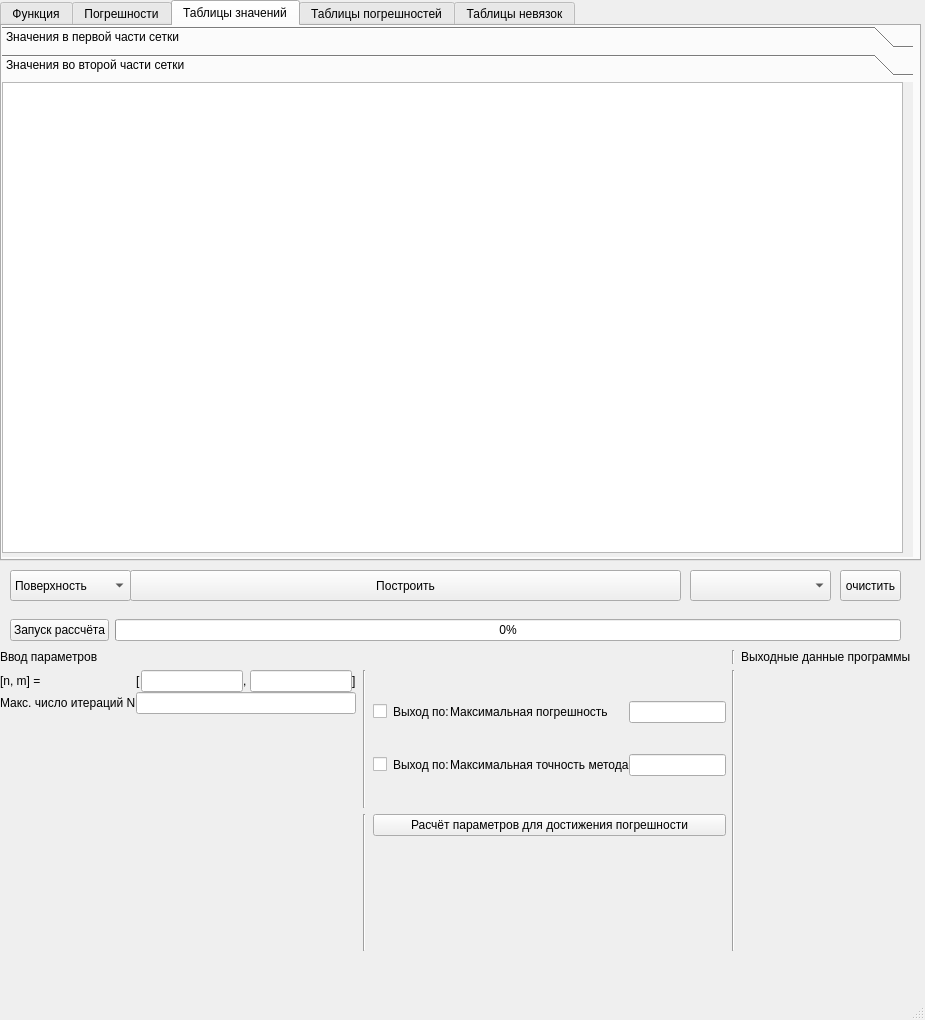
Eisim/NM_lab_Simp_Iter_Method, file UI/MainWindow.ui: the form before one commit.
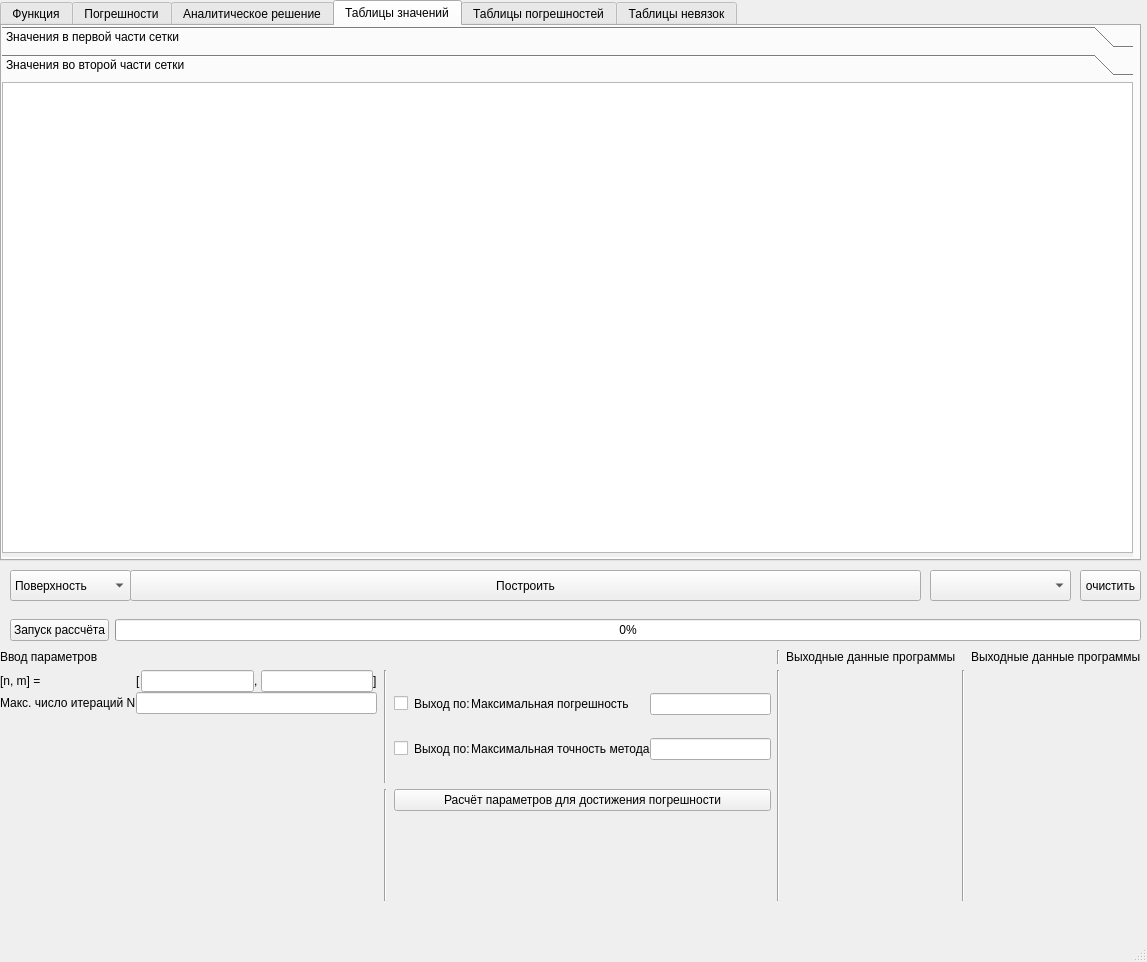
The form after the commit. The open tabs and pages were chosen to show the change.

```diff
--- a/UI/MainWindow.ui
+++ b/UI/MainWindow.ui
@@ -6,8 +6,8 @@
    <rect>
     <x>0</x>
     <y>0</y>
-    <width>925</width>
-    <height>1020</height>
+    <width>1147</width>
+    <height>962</height>
    </rect>
   </property>
   <property name="windowTitle">
@@ -19,8 +19,8 @@
      <rect>
       <x>0</x>
       <y>650</y>
-      <width>911</width>
-      <height>301</height>
+      <width>1141</width>
+      <height>251</height>
      </rect>
     </property>
     <property name="autoFillBackground">
@@ -29,7 +29,27 @@
     <property name="styleSheet">
      <string notr="true">border-color: rgb(113, 113, 113);</string>
     </property>
-    <layout class="QGridLayout" name="information_layout" columnstretch="1,0,0">
+    <layout class="QGridLayout" name="information_layout" columnstretch="1,0,0,0,0">
+     <item row="1" column="4">
+      <layout class="QVBoxLayout" name="verticalLayout_3">
+       <item>
+        <layout class="QVBoxLayout" name="extra_info_layout_2"/>
+       </item>
+       <item>
+        <spacer name="verticalSpacer_5">
+         <property name="orientation">
+          <enum>Qt::Vertical</enum>
+         </property>
+         <property name="sizeHint" stdset="0">
+          <size>
+           <width>20</width>
+           <height>40</height>
+          </size>
+         </property>
+        </spacer>
+       </item>
+      </layout>
+     </item>
      <item row="0" column="0">
       <widget class="QLabel" name="label_7">
        <property name="text">
@@ -37,13 +57,6 @@
        </property>
       </widget>
      </item>
-     <item row="0" column="2">
-      <widget class="QLabel" name="label_10">
-       <property name="text">
-        <string>Выходные данные программы</string>
-       </property>
-      </widget>
-     </item>
      <item row="1" column="1">
       <widget class="Line" name="line">
        <property name="orientation">
@@ -58,6 +71,13 @@
        </property>
       </widget>
      </item>
+     <item row="0" column="2">
+      <widget class="QLabel" name="label_10">
+       <property name="text">
+        <string>Выходные данные программы</string>
+       </property>
+      </widget>
+     </item>
      <item row="1" column="0">
       <layout class="QGridLayout" name="gridLayout">
        <property name="horizontalSpacing">
@@ -199,17 +219,21 @@
           </widget>
          </item>
          <item>
-          <spacer name="verticalSpacer_2">
-           <property name="orientation">
-            <enum>Qt::Vertical</enum>
-           </property>
-           <property name="sizeHint" stdset="0">
-            <size>
-             <width>20</width>
-             <height>40</height>
-            </size>
-           </property>
-          </spacer>
+          <layout class="QVBoxLayout" name="params_info">
+           <item>
+            <spacer name="verticalSpacer_2">
+             <property name="orientation">
+              <enum>Qt::Vertical</enum>
+             </property>
+             <property name="sizeHint" stdset="0">
+              <size>
+               <width>20</width>
+               <height>40</height>
+              </size>
+             </property>
+            </spacer>
+           </item>
+          </layout>
          </item>
         </layout>
        </item>
@@ -242,6 +266,20 @@
        </item>
       </layout>
      </item>
+     <item row="0" column="4">
+      <widget class="QLabel" name="label_11">
+       <property name="text">
+        <string>Выходные данные программы</string>
+       </property>
+      </widget>
+     </item>
+     <item row="1" column="3">
+      <widget class="Line" name="line_5">
+       <property name="orientation">
+        <enum>Qt::Vertical</enum>
+       </property>
+      </widget>
+     </item>
     </layout>
    </widget>
    <widget class="QTabWidget" name="tabWidget">
@@ -249,7 +287,7 @@
      <rect>
       <x>0</x>
       <y>0</y>
-      <width>921</width>
+      <width>1141</width>
       <height>561</height>
      </rect>
     </property>
@@ -283,7 +321,25 @@
        <rect>
         <x>0</x>
         <y>0</y>
-        <width>911</width>
+        <width>1131</width>
+        <height>531</height>
+       </rect>
+      </property>
+      <property name="styleSheet">
+       <string notr="true">background-color: rgb(148, 148, 148);</string>
+      </property>
+     </widget>
+    </widget>
+    <widget class="QWidget" name="tab_3">
+     <attribute name="title">
+      <string>Аналитическое решение</string>
+     </attribute>
+     <widget class="QWidget" name="plot_widget_u_canvas" native="true">
+      <property name="geometry">
+       <rect>
+        <x>0</x>
+        <y>0</y>
+        <width>1131</width>
         <height>531</height>
        </rect>
       </property>
@@ -301,7 +357,7 @@
        <rect>
         <x>0</x>
         <y>0</y>
-        <width>911</width>
+        <width>1131</width>
         <height>531</height>
        </rect>
       </property>
@@ -339,8 +395,8 @@
         <rect>
          <x>0</x>
          <y>0</y>
-         <width>100</width>
-         <height>30</height>
+         <width>1131</width>
+         <height>469</height>
         </rect>
        </property>
        <attribute name="label">
@@ -351,7 +407,7 @@
          <rect>
           <x>0</x>
           <y>0</y>
-          <width>901</width>
+          <width>1131</width>
           <height>471</height>
          </rect>
         </property>
@@ -519,7 +575,7 @@
      <rect>
       <x>130</x>
       <y>570</y>
-      <width>551</width>
+      <width>791</width>
       <height>31</height>
      </rect>
     </property>
@@ -530,7 +586,7 @@
    <widget class="QPushButton" name="delete_plot">
     <property name="geometry">
      <rect>
-      <x>840</x>
+      <x>1080</x>
       <y>570</y>
       <width>61</width>
       <height>31</height>
@@ -545,7 +601,7 @@
      <rect>
       <x>10</x>
       <y>610</y>
-      <width>891</width>
+      <width>1131</width>
       <height>41</height>
      </rect>
     </property>
@@ -569,7 +625,7 @@
    <widget class="QComboBox" name="experiments_combobox">
     <property name="geometry">
      <rect>
-      <x>690</x>
+      <x>930</x>
       <y>570</y>
       <width>141</width>
       <height>31</height>
```
Left out of the diff: 83 changed lines with no effect on the pictures.
